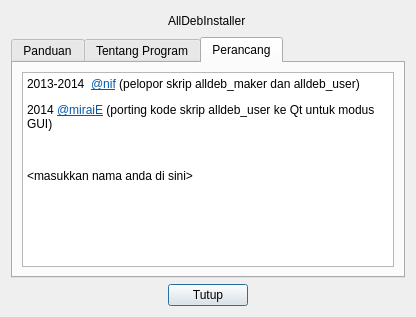
The window that about.ui (grOS-TEAM/alldeb-source) describes before a commit, drawn with Qt 5.
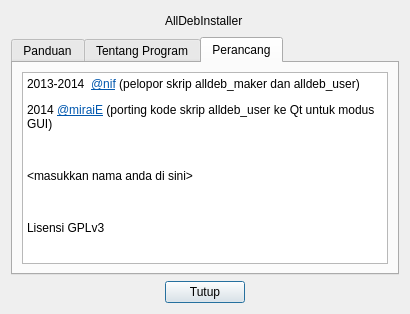
The same window after the commit. The open tabs and pages were chosen to show the change.

The edit to the form file:
```diff
--- a/about.ui
+++ b/about.ui
@@ -6,8 +6,8 @@
    <rect>
     <x>0</x>
     <y>0</y>
-    <width>416</width>
-    <height>317</height>
+    <width>410</width>
+    <height>314</height>
    </rect>
   </property>
   <property name="windowTitle">
@@ -81,7 +81,9 @@
 &lt;p style=&quot; margin-top:0px; margin-bottom:0px; margin-left:0px; margin-right:0px; -qt-block-indent:0; text-indent:0px;&quot;&gt;2013-2014  &lt;a href=&quot;http://ubuntu-indonesia.com/forums/ubbthreads.php/users/9449&quot;&gt;&lt;span style=&quot; text-decoration: underline; color:#0057ae;&quot;&gt;@nif&lt;/span&gt;&lt;/a&gt; (pelopor skrip alldeb_maker dan alldeb_user)&lt;/p&gt;
 &lt;p style=&quot; margin-top:12px; margin-bottom:12px; margin-left:0px; margin-right:0px; -qt-block-indent:0; text-indent:0px;&quot;&gt;2014 &lt;a href=&quot;http://ubuntu-indonesia.com/forums/ubbthreads.php/users/3830/miraiE&quot;&gt;&lt;span style=&quot; text-decoration: underline; color:#0057ae;&quot;&gt;@miraiE&lt;/span&gt;&lt;/a&gt; (porting kode skrip alldeb_user ke Qt untuk modus GUI)&lt;/p&gt;
 &lt;p style=&quot;-qt-paragraph-type:empty; margin-top:12px; margin-bottom:12px; margin-left:0px; margin-right:0px; -qt-block-indent:0; text-indent:0px;&quot;&gt;&lt;br /&gt;&lt;/p&gt;
-&lt;p style=&quot; margin-top:12px; margin-bottom:12px; margin-left:0px; margin-right:0px; -qt-block-indent:0; text-indent:0px;&quot;&gt;&amp;lt;masukkan nama anda di sini&amp;gt;&lt;/p&gt;&lt;/body&gt;&lt;/html&gt;</string>
+&lt;p style=&quot; margin-top:12px; margin-bottom:12px; margin-left:0px; margin-right:0px; -qt-block-indent:0; text-indent:0px;&quot;&gt;&amp;lt;masukkan nama anda di sini&amp;gt;&lt;/p&gt;
+&lt;p style=&quot;-qt-paragraph-type:empty; margin-top:12px; margin-bottom:12px; margin-left:0px; margin-right:0px; -qt-block-indent:0; text-indent:0px;&quot;&gt;&lt;br /&gt;&lt;/p&gt;
+&lt;p style=&quot; margin-top:12px; margin-bottom:12px; margin-left:0px; margin-right:0px; -qt-block-indent:0; text-indent:0px;&quot;&gt;Lisensi GPLv3&lt;/p&gt;&lt;/body&gt;&lt;/html&gt;</string>
          </property>
         </widget>
        </item>
```
